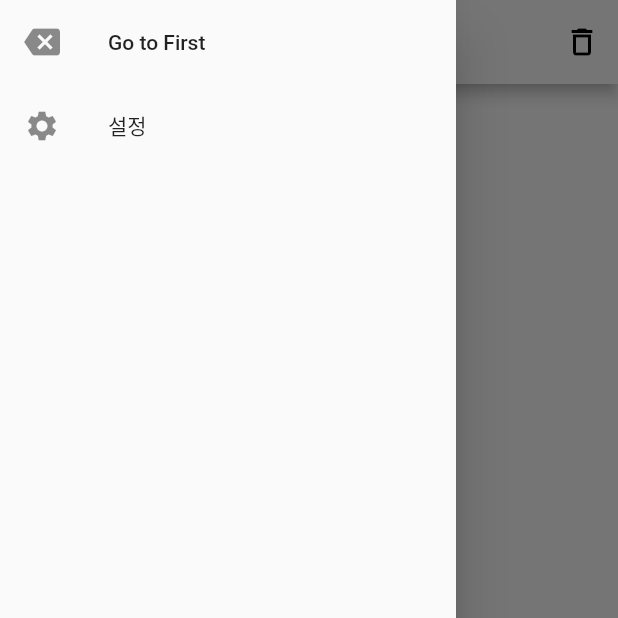
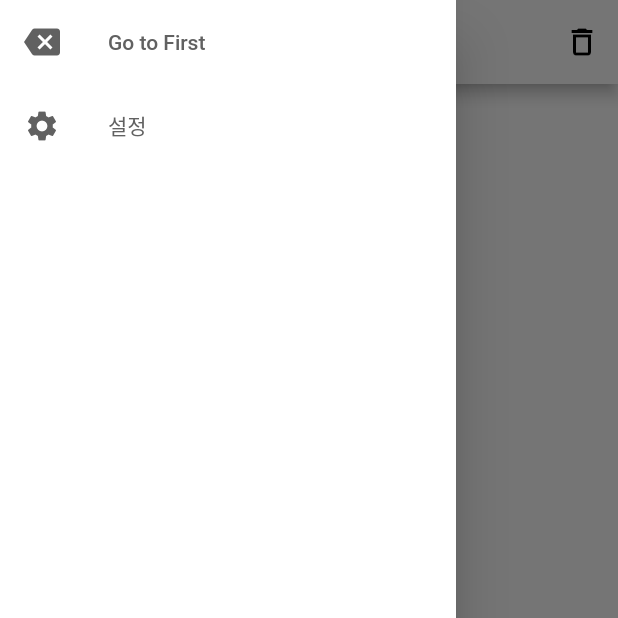
Before and after one commit to Kyoung-M1N/memo_app, a Flutter app: the Home screen opened directly, with the side drawer open, on a phone screen of 412 x 824 dp, the top half of it. Run offline on Flutter 3.47's test engine with Material 2 defaults, Android fonts, the phone set to English and light mode, and no system bars; our stand-ins replace shared_preferences; accounts and stored records are empty.

Commit message:
다크모드 일부 적용

```diff
--- a/lib/pages/home.dart
+++ b/lib/pages/home.dart
@@ -3,6 +3,7 @@ import 'package:memo_app/providers/personal_info_provider.dart';
 import 'package:memo_app/providers/memo_info_provider.dart';
 import 'package:memo_app/widgets/memo_list.dart';
 import 'package:memo_app/pages/memo_set.dart';
+import 'package:memo_app/widgets/palette.dart';
 import 'package:provider/provider.dart';
 import 'package:flutter/material.dart';
 
@@ -16,22 +17,26 @@ class Home extends StatefulWidget {
 class _HomeState extends State<Home> {
   @override
   Widget build(BuildContext context) {
+    PersonalInfo personalInfo = Provider.of<PersonalInfo>(context);
     MemoInfo memoInfo = Provider.of<MemoInfo>(context);
     return Scaffold(
-      backgroundColor: const Color(0xFFFFFFFF),
+      backgroundColor:
+          (personalInfo.isDarkMode) ? MemoColor.darkBackGround : Colors.white,
       appBar: AppBar(
         centerTitle: true,
-        backgroundColor: Colors.white,
-        title: const Text(
+        backgroundColor:
+            (personalInfo.isDarkMode) ? MemoColor.darkAppBar : Colors.white,
+        title: Text(
           'M E M O',
-          style: TextStyle(color: Colors.black),
+          style: TextStyle(
+              color: (personalInfo.isDarkMode) ? Colors.white : Colors.black),
         ),
         leading: Builder(
           builder: (BuildContext context) {
             return IconButton(
-              icon: const Icon(
+              icon: Icon(
                 Icons.menu,
-                color: Colors.black,
+                color: (personalInfo.isDarkMode) ? Colors.white : Colors.black,
               ),
               onPressed: () {
                 Scaffold.of(context).openDrawer();
@@ -44,7 +49,11 @@ class _HomeState extends State<Home> {
           IconButton(
             icon: Icon(
               Icons.delete_outline,
-              color: (memoInfo.deleteMode == false) ? Colors.black : Colors.red,
+              color: (memoInfo.deleteMode == false)
+                  ? (personalInfo.isDarkMode)
+                      ? Colors.white
+                      : Colors.black
+                  : Colors.red,
             ),
             onPressed: () {
               setState(() {
@@ -57,21 +66,50 @@ class _HomeState extends State<Home> {
       drawer: Consumer<PersonalInfo>(
         builder: (context, value, child) {
           return Drawer(
+            backgroundColor:
+                (personalInfo.isDarkMode) ? MemoColor.darkAppBar : Colors.white,
             child: ListView(
               children: [
                 ListTile(
-                  leading: const Icon(Icons.backspace),
-                  title: const Text('Go to First'),
+                  leading: Icon(
+                    Icons.backspace,
+                    color: (personalInfo.isDarkMode)
+                        ? Colors.white
+                        : Colors.grey[700],
+                  ),
+                  title: Text(
+                    'Go to First',
+                    style: TextStyle(
+                      color: (personalInfo.isDarkMode)
+                          ? Colors.white
+                          : Colors.grey[700],
+                    ),
+                  ),
                   onTap: () {
                     value.reverse();
                   },
                 ),
                 ListTile(
-                  leading: const Icon(Icons.settings),
-                  title: const Text('설정'),
+                  leading: Icon(
+                    Icons.settings,
+                    color: (personalInfo.isDarkMode)
+                        ? Colors.white
+                        : Colors.grey[700],
+                  ),
+                  title: Text(
+                    '설정',
+                    style: TextStyle(
+                      color: (personalInfo.isDarkMode)
+                          ? Colors.white
+                          : Colors.grey[700],
+                    ),
+                  ),
                   onTap: () {
-                    Navigator.push(context, MaterialPageRoute<void>(
-                  builder: (BuildContext context) => const Setting()));
+                    Navigator.push(
+                        context,
+                        MaterialPageRoute<void>(
+                            builder: (BuildContext context) =>
+                                const Setting()));
                   },
                 )
               ],
@@ -80,17 +118,21 @@ class _HomeState extends State<Home> {
         },
       ),
       body: const MemoList(),
-      floatingActionButton: (memoInfo.deleteMode)?null:FloatingActionButton(
-        backgroundColor: Colors.white,
+      floatingActionButton: (memoInfo.deleteMode)
+          ? null
+          : FloatingActionButton(
+              backgroundColor: (personalInfo.isDarkMode)
+                  ? MemoColor.darkAppBar
+                  : Colors.white,
               onPressed: () {
                 Navigator.push(
                     context,
                     MaterialPageRoute<void>(
                         builder: (BuildContext context) => const MemoSet()));
               },
-        child: const Icon(
+              child: Icon(
                 Icons.add,
-          color: Colors.black,
+                color: (personalInfo.isDarkMode) ? Colors.white : Colors.black,
               ),
             ),
     );
--- a/lib/providers/personal_info_provider.dart
+++ b/lib/providers/personal_info_provider.dart
@@ -35,10 +35,13 @@ class PersonalInfo extends ChangeNotifier {
     final prefs = await SharedPreferences.getInstance();
     _isFirst = prefs.getBool('isFirst') ?? true;
     _name = prefs.getString('name') ?? 'none';
+    _isDarkMode = prefs.getBool('isDarkMode') ?? false;
     notifyListeners();
   }
 
-  void changeTheme(bool value){
+  void changeTheme(bool value) async {
+    final prefs = await SharedPreferences.getInstance();
+    await prefs.setBool('isDarkMode', value);
     _isDarkMode = value;
     notifyListeners();
   }
--- a/lib/widgets/memo_list.dart
+++ b/lib/widgets/memo_list.dart
@@ -1,4 +1,5 @@
 import 'package:memo_app/providers/memo_info_provider.dart';
+import 'package:memo_app/providers/personal_info_provider.dart';
 import 'package:provider/provider.dart';
 import 'package:flutter/material.dart';
 
@@ -50,6 +51,7 @@ class MemoList extends StatelessWidget {
 }
 
 Widget memo({required context, required Memo memo}) {
+  PersonalInfo personalInfo = Provider.of<PersonalInfo>(context);
   MemoInfo memoInfo = Provider.of<MemoInfo>(context);
   bool isSelected = false;
   return Container(
@@ -65,7 +67,8 @@ Widget memo({required context, required Memo memo}) {
           memoInfo.removeMemo(memo.key);
         } else {
           showDialog(
-              barrierColor: Colors.white54,
+              barrierColor:
+                  (personalInfo.isDarkMode) ? Colors.black54 : Colors.white54,
               context: context,
               barrierDismissible: false,
               builder: (context) {
--- a/lib/widgets/palette.dart
+++ b/lib/widgets/palette.dart
@@ -112,4 +112,6 @@ class MemoColor {
   static Color purple = const Color(0xFFC1BDE1);
   static Color grey = const Color(0xFFD4D4D4);
   static Color white = const Color(0xFFFFFFFF);
+  static Color darkAppBar = const Color(0xFF2E3136);
+  static Color darkBackGround = const Color(0xFF1F1F1F);
 }
```
Also changed, not shown: lib/pages/setting.dart (+18 -6 lines). Lines whose indentation alone changed are shown as unchanged.
